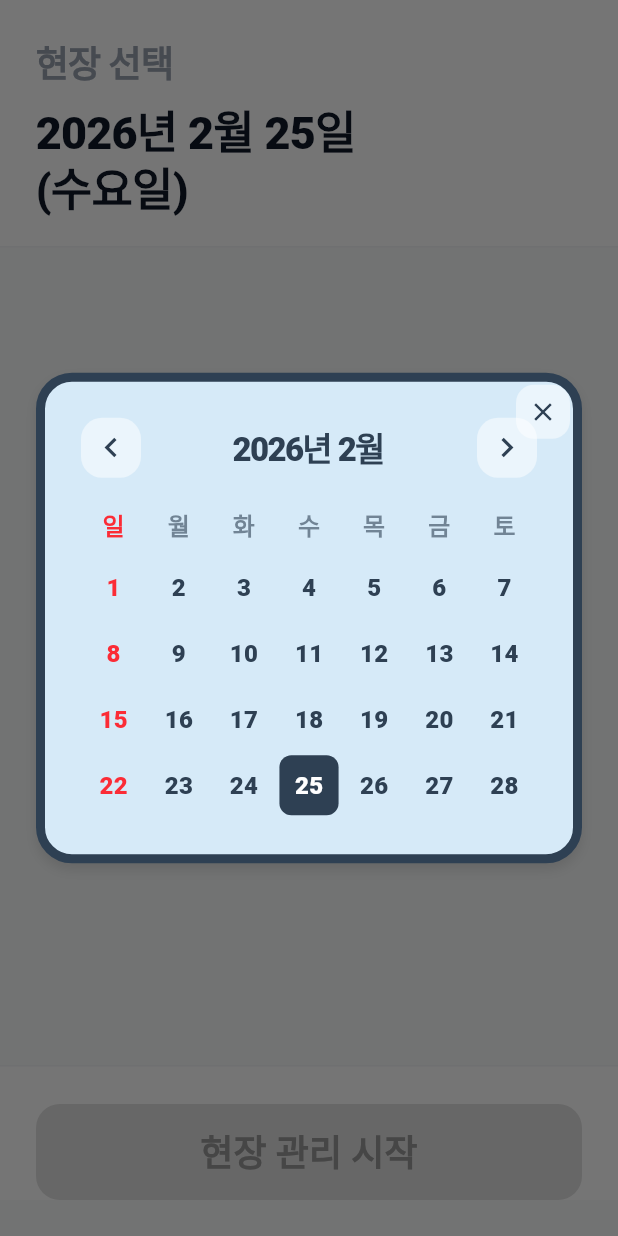
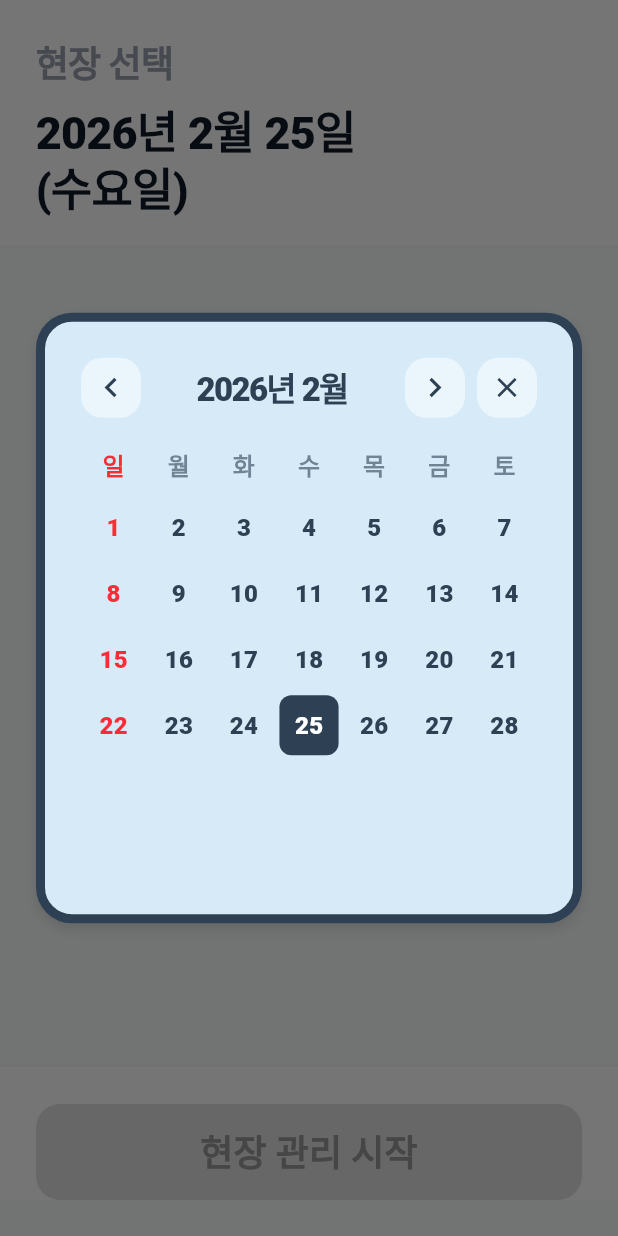
Before and after one commit to jake-greatwave/intime-manager-mvp, a Flutter app: the HomeScreen screen opened by its route, after a tap on an icon or button, on a phone screen of 412 x 824 dp. Run offline on Flutter 3.47's test engine with Material 3 defaults, Android fonts, the phone set to English and light mode, and no system bars; our stand-ins replace flutter_dotenv, shared_preferences; accounts and stored records are empty; Roboto replaces fonts that are missing (Pretendard).

Commit message:
[feat] 달력 디자인 개선

```diff
--- a/lib/widgets/home/calendar_picker.dart
+++ b/lib/widgets/home/calendar_picker.dart
@@ -46,15 +46,11 @@ class _CalendarPickerState extends State<CalendarPicker> {
     final month = _displayMonth.month;
     final daysInMonth = _daysInMonth(year, month);
     final firstCol = _firstWeekdayColumn(year, month);
-    final rowCount = ((firstCol + daysInMonth) / 7).ceil();
 
     return Dialog(
       backgroundColor: Colors.transparent,
       insetPadding: const EdgeInsets.symmetric(horizontal: 24),
-      child: Stack(
-        clipBehavior: Clip.none,
-        children: [
-          Container(
+      child: Container(
         padding: const EdgeInsets.fromLTRB(24, 24, 24, 24),
         decoration: BoxDecoration(
           color: const Color(0xFFD6EAF8),
@@ -75,41 +71,20 @@ class _CalendarPickerState extends State<CalendarPicker> {
             const SizedBox(height: 20),
             _buildWeekdayRow(),
             const SizedBox(height: 8),
-                _buildDayGrid(year, month, firstCol, daysInMonth, rowCount),
+            _buildDayGrid(year, month, firstCol, daysInMonth),
           ],
         ),
-          ),
-          Positioned(
-            top: 8,
-            right: 8,
-            child: GestureDetector(
-              onTap: () => Navigator.of(context).pop(),
-              child: Container(
-                width: 36,
-                height: 36,
-                decoration: BoxDecoration(
-                  color: Colors.white.withValues(alpha: 0.5),
-                  borderRadius: BorderRadius.circular(12),
-                ),
-                child: const Icon(
-                  Icons.close,
-                  color: Color(0xFF2E4053),
-                  size: 20,
-                ),
-              ),
-            ),
-          ),
-        ],
       ),
     );
   }
 
   Widget _buildHeader(int year, int month) {
     return Row(
-      mainAxisAlignment: MainAxisAlignment.spaceBetween,
       children: [
         _NavButton(onTap: _prevMonth, icon: Icons.chevron_left),
-        Text(
+        Expanded(
+          child: Center(
+            child: Text(
               '$year년 $month월',
               style: const TextStyle(
                 fontSize: 22,
@@ -118,7 +93,26 @@ class _CalendarPickerState extends State<CalendarPicker> {
                 letterSpacing: -1.1,
               ),
             ),
+          ),
+        ),
         _NavButton(onTap: _nextMonth, icon: Icons.chevron_right),
+        const SizedBox(width: 8),
+        GestureDetector(
+          onTap: () => Navigator.of(context).pop(),
+          child: Container(
+            width: 40,
+            height: 40,
+            decoration: BoxDecoration(
+              color: Colors.white.withValues(alpha: 0.5),
+              borderRadius: BorderRadius.circular(14),
+            ),
+            child: const Icon(
+              Icons.close,
+              color: Color(0xFF2E4053),
+              size: 22,
+            ),
+          ),
+        ),
       ],
     );
   }
@@ -149,10 +143,10 @@ class _CalendarPickerState extends State<CalendarPicker> {
     int month,
     int firstCol,
     int daysInMonth,
-    int rowCount,
   ) {
+    const totalRows = 6;
     return Column(
-      children: List.generate(rowCount, (row) {
+      children: List.generate(totalRows, (row) {
         return Row(
           children: List.generate(7, (col) {
             final dayNumber = row * 7 + col - firstCol + 1;
```
Lines whose indentation alone changed are shown as unchanged.
